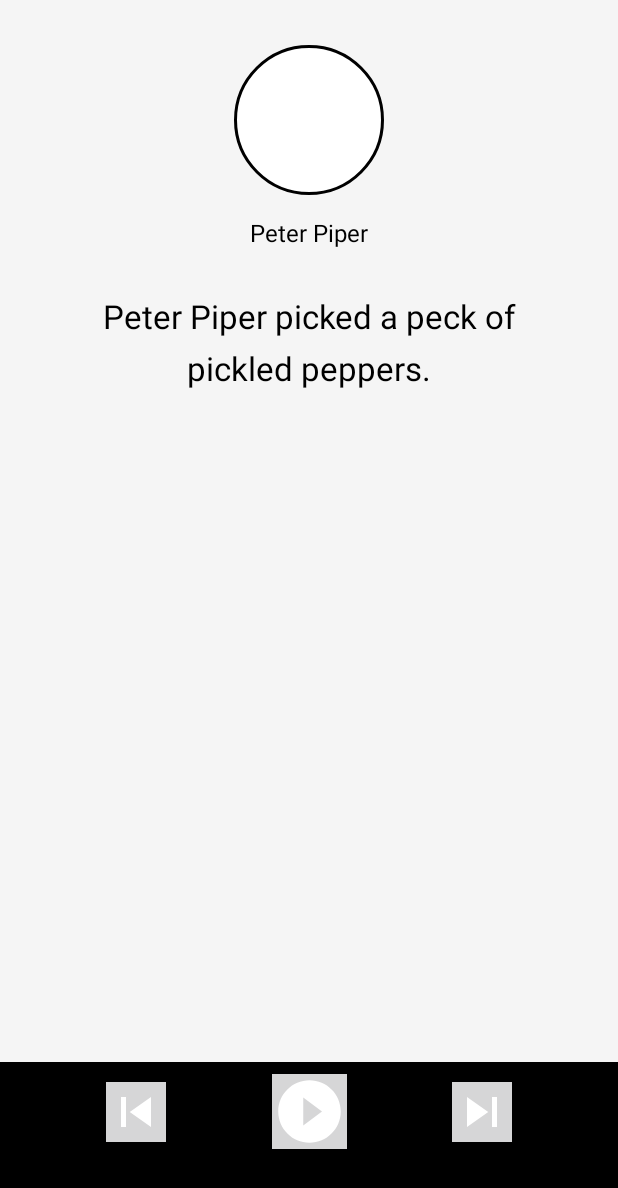
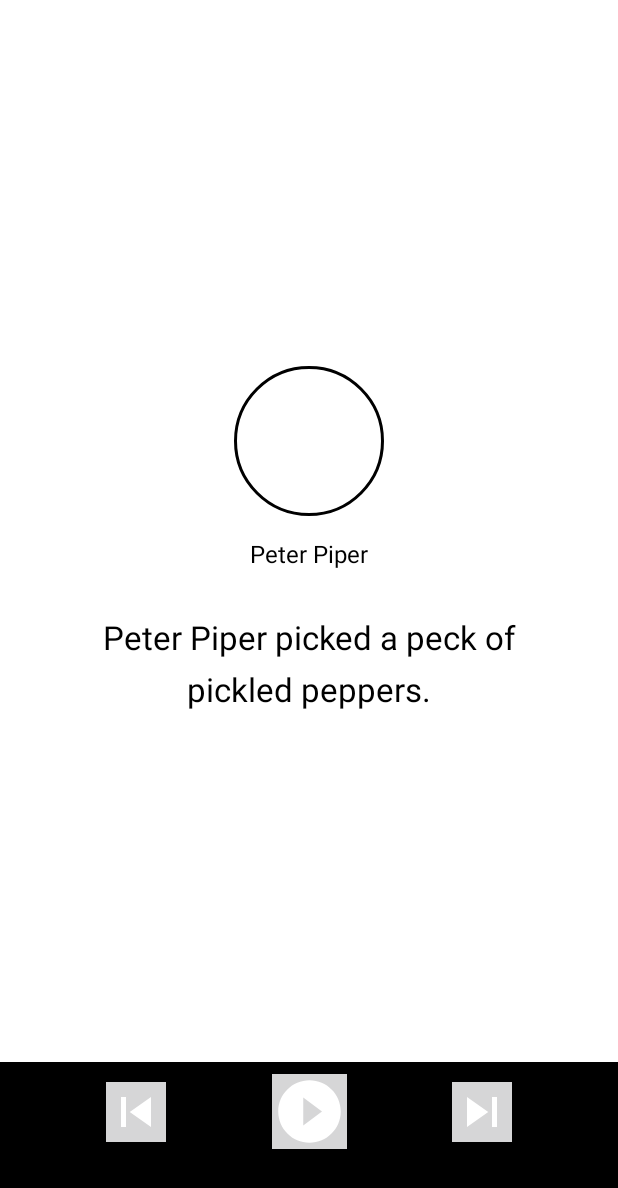
Before and after one commit to robillo/session-duration-app-2022, an Android app: the layout fragment_reading.xml on its own in the app's theme, with its tools: preview values and no code run, on a phone screen of 412 x 824 dp. Shown: the top 1188 px of the screen. Run offline under Robolectric (Android 15) with nearby library versions, the phone set to English and light mode, and no system bars; plain views replace RoundCornerProgressBar; Roboto replaces fonts that are not available here.

Commit message:
locked greet in trending

```diff
--- a/app/src/main/res/layout/fragment_reading.xml
+++ b/app/src/main/res/layout/fragment_reading.xml
@@ -6,7 +6,13 @@
     xmlns:tools="http://schemas.android.com/tools"
     android:layout_width="match_parent"
     android:layout_height="match_parent"
-    android:background="@color/white">
+    android:background="@color/white"
+    android:id="@+id/parentView">
+
+    <androidx.constraintlayout.widget.ConstraintLayout
+        android:layout_width="match_parent"
+        android:layout_height="match_parent"
+        android:id="@+id/otherContentHolder">
 
         <androidx.constraintlayout.widget.ConstraintLayout
             android:layout_width="match_parent"
@@ -141,23 +147,30 @@
         <!--        android:id="@+id/topOutlineIv"-->
         <!--        tools:ignore="ContentDescription" />-->
 
-    <ScrollView
+<!--        <ScrollView-->
+<!--            android:layout_width="match_parent"-->
+<!--            android:layout_height="0dp"-->
+<!--            app:layout_constraintVertical_weight="1"-->
+<!--            android:scrollbars="none"-->
+<!--            android:clipToPadding="false"-->
+<!--            android:clickable="false"-->
+<!--            android:focusable="false"-->
+<!--            tools:background="@color/browser_actions_bg_grey"-->
+<!--            app:layout_constrainedHeight="true"-->
+<!--            app:layout_constraintTop_toBottomOf="@id/levelDetailsHolder"-->
+<!--            app:layout_constraintStart_toStartOf="parent"-->
+<!--            app:layout_constraintEnd_toEndOf="parent"-->
+<!--            app:layout_constraintBottom_toTopOf="@id/playerControlsHolder"-->
+<!--            android:id="@+id/twisterContentScrollView">-->
+
+            <androidx.constraintlayout.widget.ConstraintLayout
                 android:layout_width="match_parent"
-        android:layout_height="0dp"
-        app:layout_constraintVertical_weight="1"
-        android:scrollbars="none"
-        android:clipToPadding="false"
-        tools:background="@color/browser_actions_bg_grey"
-        app:layout_constrainedHeight="true"
+                android:layout_height="wrap_content"
                 app:layout_constraintTop_toBottomOf="@id/levelDetailsHolder"
                 app:layout_constraintStart_toStartOf="parent"
                 app:layout_constraintEnd_toEndOf="parent"
                 app:layout_constraintBottom_toTopOf="@id/playerControlsHolder"
                 android:id="@+id/twisterContentScrollView">
-
-        <androidx.constraintlayout.widget.ConstraintLayout
-            android:layout_width="match_parent"
-            android:layout_height="wrap_content">
 
                 <androidx.constraintlayout.widget.ConstraintLayout
                     android:layout_width="match_parent"
@@ -253,7 +266,7 @@
 
             </androidx.constraintlayout.widget.ConstraintLayout>
 
-    </ScrollView>
+<!--        </ScrollView>-->
 
         <androidx.constraintlayout.widget.ConstraintLayout
             android:layout_width="match_parent"
@@ -357,6 +370,8 @@
             tools:background="@color/black"
             tools:visibility="visible"/>
 
+    </androidx.constraintlayout.widget.ConstraintLayout>
+
     <include layout="@layout/include_full_screen_native_ad"/>
 
 </androidx.constraintlayout.widget.ConstraintLayout>
--- a/build.gradle
+++ b/build.gradle
@@ -8,7 +8,7 @@ buildscript {
     dependencies {
         classpath 'com.android.tools.build:gradle:7.0.4'
         classpath 'com.google.gms:google-services:4.3.13'
-        classpath 'org.jetbrains.kotlin:kotlin-gradle-plugin:1.7.10'
+        classpath 'org.jetbrains.kotlin:kotlin-gradle-plugin:1.6.21'
         classpath 'com.google.firebase:firebase-crashlytics-gradle:2.9.1'
     }
 }
```
Also changed, not shown: app/src/main/java/com/firstapp/robinpc/tongue_twisters_deluxe/ui/home/twisters/vertical_twisters_home/VerticalTwistersHomeFragment.kt (+26 -13 lines), app/src/main/java/com/firstapp/robinpc/tongue_twisters_deluxe/ui/reading/reading_fragment/ReadingFragment.kt (+32 -6 lines), app/src/main/java/com/firstapp/robinpc/tongue_twisters_deluxe/ui/scroll_reading/ScrollReadingAdapter.kt (+14 -10 lines), app/src/main/java/com/firstapp/robinpc/tongue_twisters_deluxe/ui/scroll_reading/ScrollReadingFragment.kt (+8 -5 lines). Lines whose indentation alone changed are shown as unchanged.
